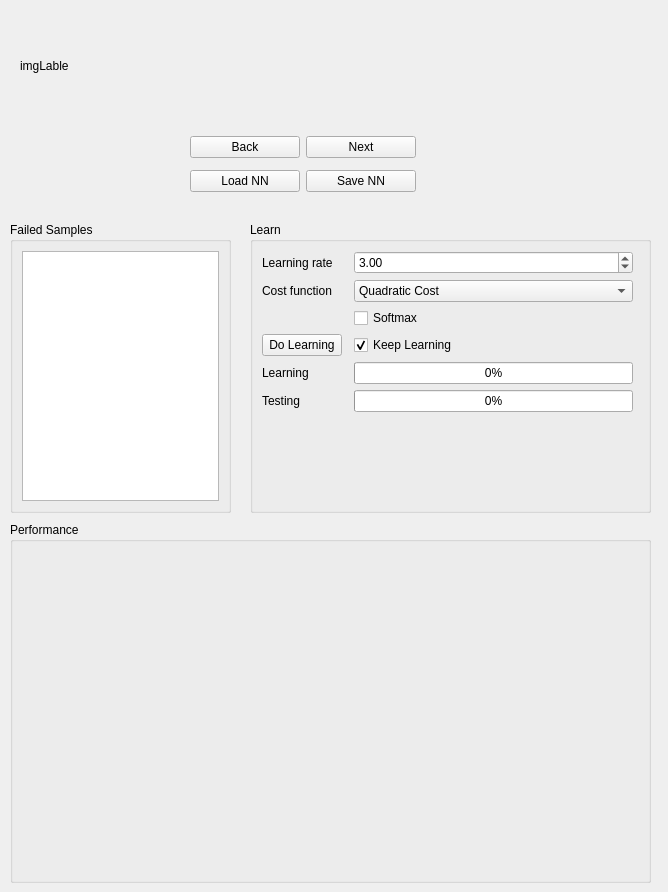
Qt form examples/mnist/widget.ui (eidelen/EidNN) before a commit.
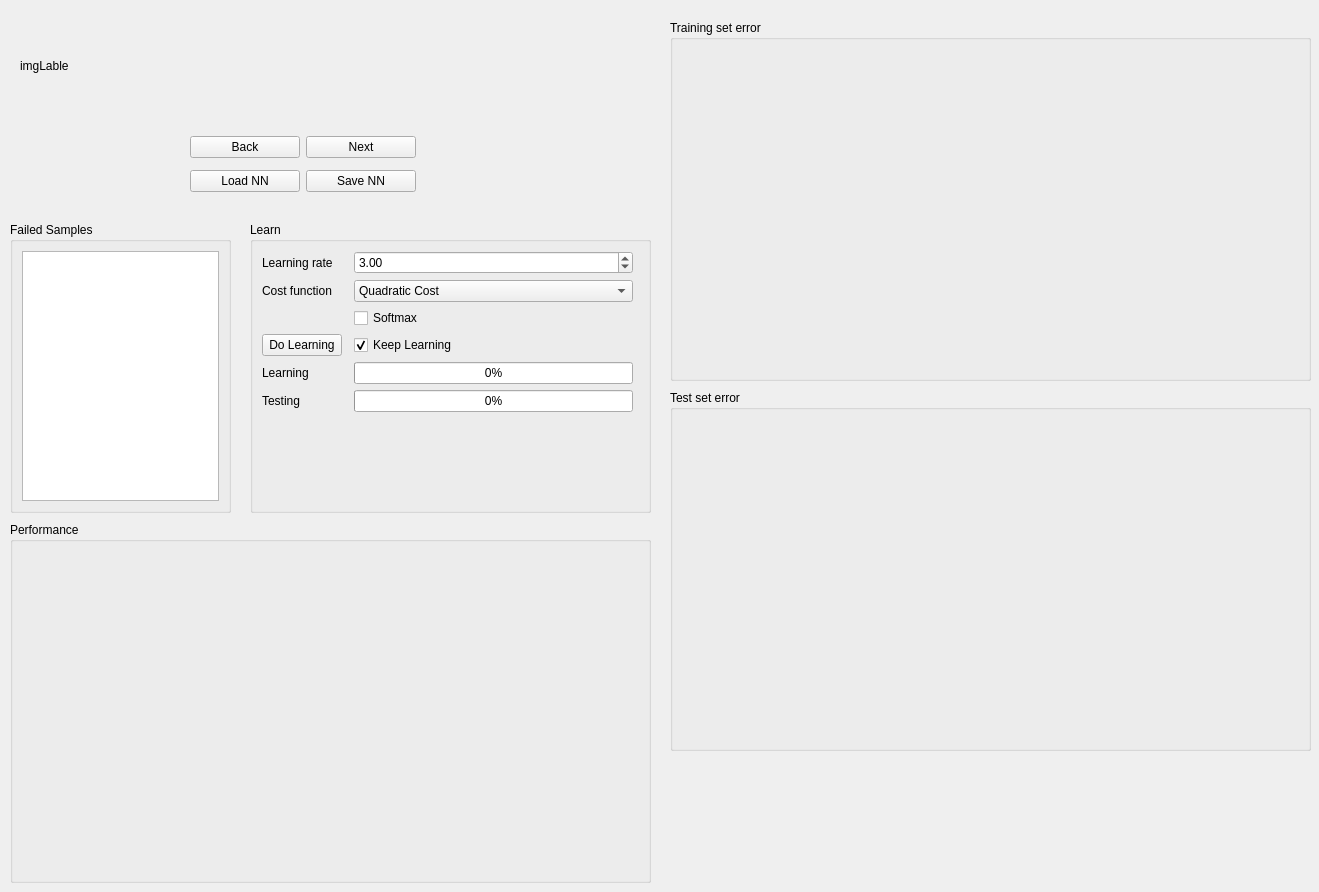
The same form after that commit. Custom widgets are drawn as their Qt base class.

Commit message: Show test cost chart

Diff of the .ui file:
```diff
--- a/examples/mnist/widget.ui
+++ b/examples/mnist/widget.ui
@@ -6,7 +6,7 @@
    <rect>
     <x>0</x>
     <y>0</y>
-    <width>668</width>
+    <width>1319</width>
     <height>892</height>
    </rect>
   </property>
@@ -270,6 +270,64 @@
     <string/>
    </property>
   </widget>
+  <widget class="QGroupBox" name="groupBox_4">
+   <property name="geometry">
+    <rect>
+     <x>670</x>
+     <y>20</y>
+     <width>641</width>
+     <height>361</height>
+    </rect>
+   </property>
+   <property name="title">
+    <string>Training set error</string>
+   </property>
+   <widget class="QtCharts::QChartView" name="trainingerror_chart" native="true">
+    <property name="geometry">
+     <rect>
+      <x>12</x>
+      <y>32</y>
+      <width>611</width>
+      <height>311</height>
+     </rect>
+    </property>
+    <property name="sizePolicy">
+     <sizepolicy hsizetype="Expanding" vsizetype="Expanding">
+      <horstretch>0</horstretch>
+      <verstretch>0</verstretch>
+     </sizepolicy>
+    </property>
+   </widget>
+  </widget>
+  <widget class="QGroupBox" name="groupBox_5">
+   <property name="geometry">
+    <rect>
+     <x>670</x>
+     <y>390</y>
+     <width>641</width>
+     <height>361</height>
+    </rect>
+   </property>
+   <property name="title">
+    <string>Test set error</string>
+   </property>
+   <widget class="QtCharts::QChartView" name="testerror_chart" native="true">
+    <property name="geometry">
+     <rect>
+      <x>12</x>
+      <y>32</y>
+      <width>611</width>
+      <height>311</height>
+     </rect>
+    </property>
+    <property name="sizePolicy">
+     <sizepolicy hsizetype="Expanding" vsizetype="Expanding">
+      <horstretch>0</horstretch>
+      <verstretch>0</verstretch>
+     </sizepolicy>
+    </property>
+   </widget>
+  </widget>
  </widget>
  <customwidgets>
   <customwidget>
```
The commit also changes 6 other files.
